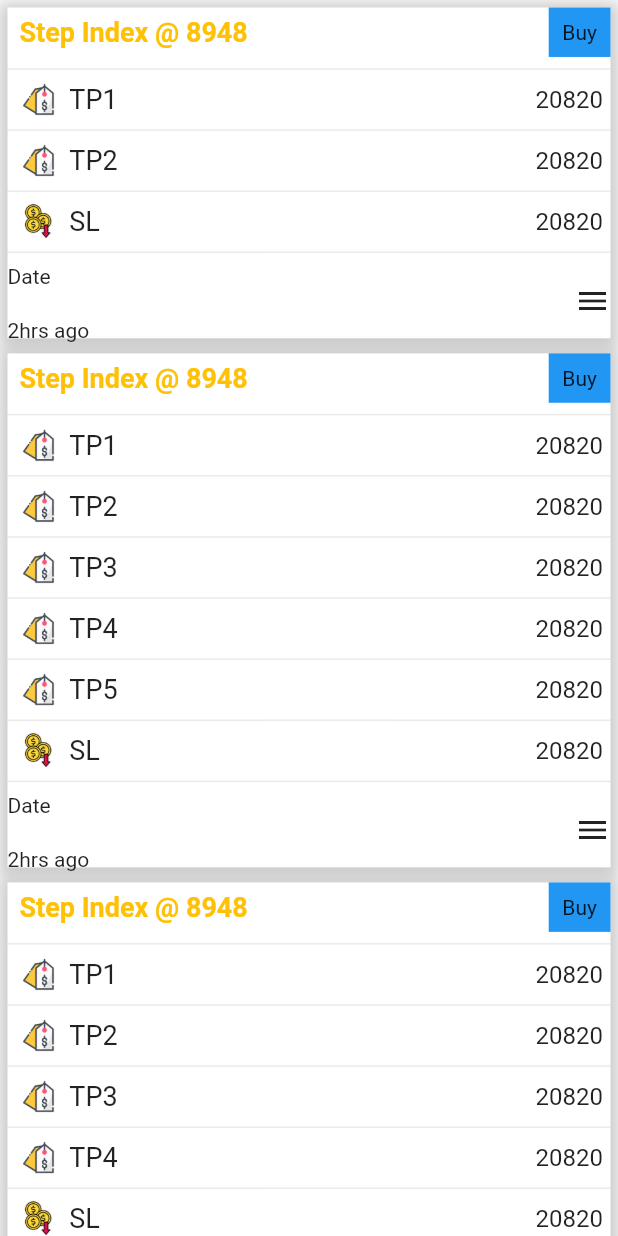
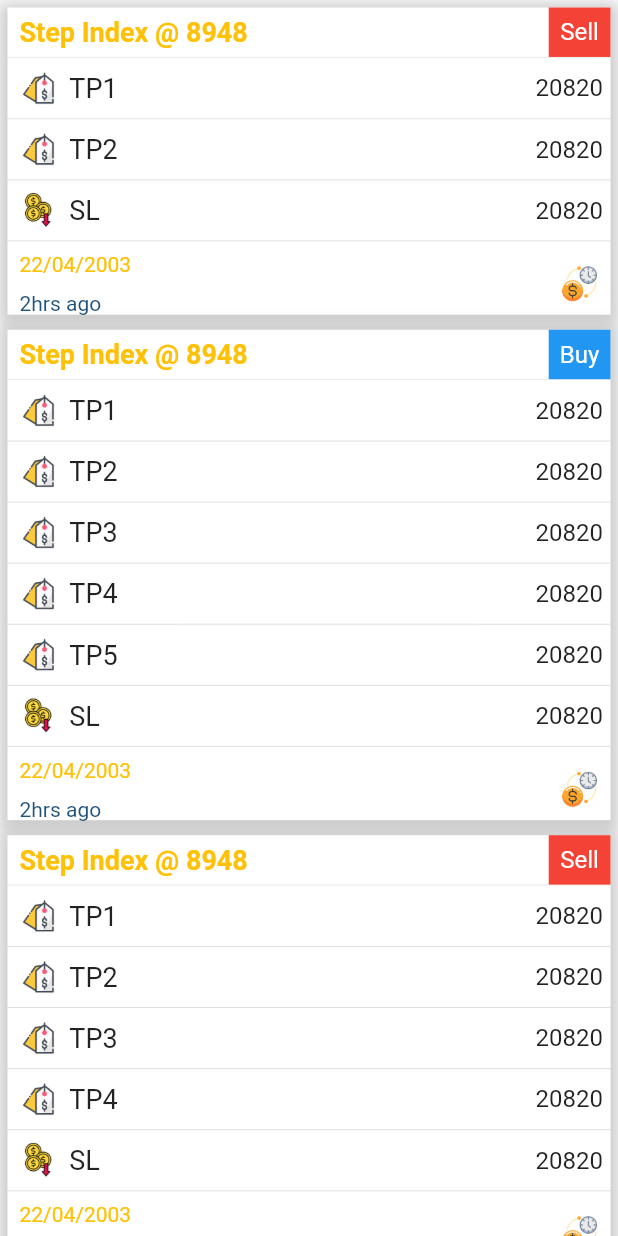
Before and after one commit to ansar062/tradingsignals, a Flutter app: the SignalsScreen screen opened directly, on a phone screen of 412 x 824 dp. Run offline on Flutter 3.47's test engine with Material 2 defaults, Android fonts, the phone set to English and light mode, and no system bars; our stand-ins replace avatar_glow, easy_localization, get.

Commit message:
signal screen design done

```diff
--- a/lib/Screens/signalsScreen.dart
+++ b/lib/Screens/signalsScreen.dart
@@ -9,6 +9,7 @@ class SignalsScreen extends StatefulWidget {
 
 class _SignalsScreenState extends State<SignalsScreen> {
   List<int> indexesCount = [2, 5, 4, 4, 6];
+  List<String> sellorbuy = ['Sell', 'Buy'];
   @override
   Widget build(BuildContext context) {
     return Scaffold(
@@ -16,16 +17,21 @@ class _SignalsScreenState extends State<SignalsScreen> {
         child: ListView.builder(
             itemCount: 5,
             itemBuilder: (context, index) {
+              if(index % 2== 0){
                 return Container(
                   padding: EdgeInsets.all(5),
-                  child: details(context, indexesCount[index]));
+                  child: details(context, indexesCount[index], sellorbuy[0], Colors.red));
+              }
+              return Container(
+                  padding: EdgeInsets.all(5),
+                  child: details(context, indexesCount[index], sellorbuy[1], Colors.blue));
             }),
       ),
     );
   }
 }
 
-Widget details(BuildContext context, int count) {
+Widget details(BuildContext context, int count, String action, Color color) {
   return Container(
     //padding: EdgeInsets.all(16),
     decoration: BoxDecoration(color: Colors.white, boxShadow: [
@@ -38,7 +44,12 @@ Widget details(BuildContext context, int count) {
     ]),
     child: Column(
       children: [
-        SizedBox(
+        Container(
+          decoration: BoxDecoration(
+              border: Border(
+                  bottom: BorderSide(
+                      color: Color.fromARGB(255, 228, 228, 228), width: 0.5))),
+          child: SizedBox(
             width: MediaQuery.of(context).size.width,
             height: MediaQuery.of(context).size.height * 0.04,
             child: Row(
@@ -57,11 +68,15 @@ Widget details(BuildContext context, int count) {
                 Container(
                   width: MediaQuery.of(context).size.width * 0.1,
                   height: MediaQuery.of(context).size.height * 0.04,
-                color: Colors.blue,
-                child: Center(child: Text('Buy')),
+                  color: color,
+                  child: Center(child: Text(action, style: TextStyle(color: Colors.white, fontSize: 16),)),
                 ),
               ],
             ),
+          ),
+        ),
+        SizedBox(
+          height: 8,
         ),
         ConstrainedBox(
           constraints: BoxConstraints(
@@ -73,7 +88,6 @@ Widget details(BuildContext context, int count) {
               itemBuilder: (context, index) {
                 return Column(
                   children: [
-                    Divider(),
                     Row(
                       children: [
                         Container(
@@ -94,11 +108,11 @@ Widget details(BuildContext context, int count) {
                             )),
                       ],
                     ),
+                    Divider(),
                   ],
                 );
               }),
         ),
-        Divider(),
         Row(
           children: [
             Container(
@@ -106,7 +120,10 @@ Widget details(BuildContext context, int count) {
               height: MediaQuery.of(context).size.height * 0.03,
               child: Image.asset('assets/sl.png'),
             ),
-            Text('SL', style: TextStyle(fontSize: 18),),
+            Text(
+              'SL',
+              style: TextStyle(fontSize: 18),
+            ),
             Flexible(flex: 2, child: Container()),
             Padding(
                 padding: EdgeInsets.only(right: 5),
@@ -118,22 +135,43 @@ Widget details(BuildContext context, int count) {
         ),
         Divider(),
         SizedBox(
-          height: MediaQuery.of(context).size.height * 0.06,
+          height: MediaQuery.of(context).size.height * 0.05,
           width: MediaQuery.of(context).size.width,
           child: Row(
             children: [
               Column(
                 crossAxisAlignment: CrossAxisAlignment.start,
                 children: [
-                  Text('Date'),
+                  Padding(
+                    padding: const EdgeInsets.only(left: 8.0),
+                    child: Text(
+                      '22/04/2003',
+                      style: TextStyle(
+                        color: Colors.amber,
+                        fontSize: 14,
+                      ),
+                    ),
+                  ),
                   SizedBox(
-                    height: 20,
+                    height: 10,
                   ),
-                  Text('2hrs ago')
+                  Padding(
+                    padding: const EdgeInsets.only(left: 8.0),
+                    child: Text(
+                      '2hrs ago',
+                      style: TextStyle(
+                          color: Color.fromARGB(255, 31, 83, 124),
+                          fontSize: 14),
+                    ),
+                  )
                 ],
               ),
               Flexible(flex: 2, child: Container()),
-              Icon(Icons.menu)
+              Container(
+                width: MediaQuery.of(context).size.width * 0.1,
+                height: MediaQuery.of(context).size.height * 0.03,
+                child: Image.asset('assets/timemon.png'),
+              ),
             ],
           ),
         ),
--- a/lib/main.dart
+++ b/lib/main.dart
@@ -42,7 +42,7 @@ class MyApp extends StatelessWidget {
       supportedLocales: context.supportedLocales,
       locale: context.locale,
       title: 'Trading Signals',
-      home: StartUpScreen(),
+      home: SignalsScreen(),
       debugShowCheckedModeBanner: false,
     );
   }
```
Also changed, not shown: assets/timemon.png (added). Lines whose indentation alone changed are shown as unchanged.
